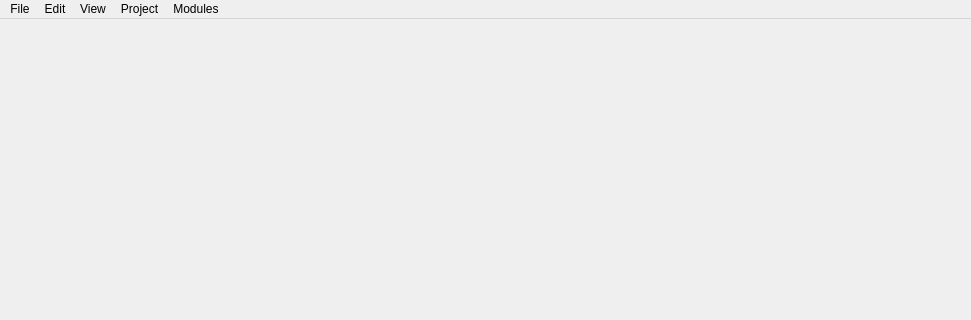
Adancurusul/EveIDE_LIGHT, file source/ui/ui_main_window.ui: the form before one commit; both pictures show x 0 to 971 and y 0 to 320 of the 971 by 637 pixel window.
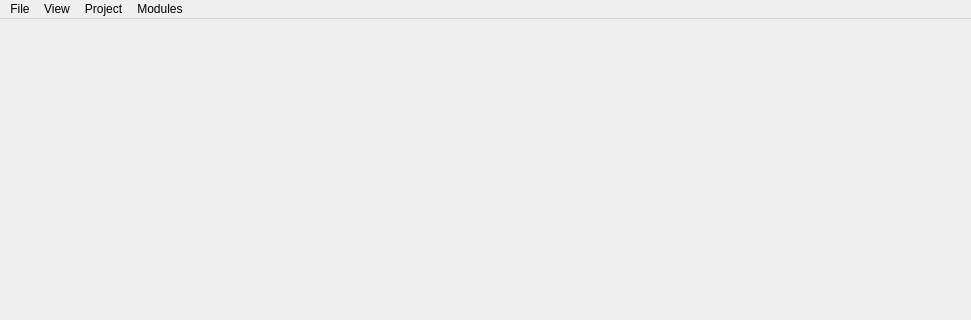
The form after the commit. Icons and pictures are not drawn.

Patch:
```diff
--- a/source/ui/ui_main_window.ui
+++ b/source/ui/ui_main_window.ui
@@ -39,11 +39,6 @@
     <addaction name="actionSaveAs"/>
     <addaction name="menuOpenRecentFile"/>
    </widget>
-   <widget class="QMenu" name="menuEdit">
-    <property name="title">
-     <string>Edit</string>
-    </property>
-   </widget>
    <widget class="QMenu" name="menuView">
     <property name="title">
      <string>View</string>
@@ -79,7 +74,6 @@
     </property>
    </widget>
    <addaction name="menuFile"/>
-   <addaction name="menuEdit"/>
    <addaction name="menuView"/>
    <addaction name="menuProject"/>
    <addaction name="menuModules"/>
```
